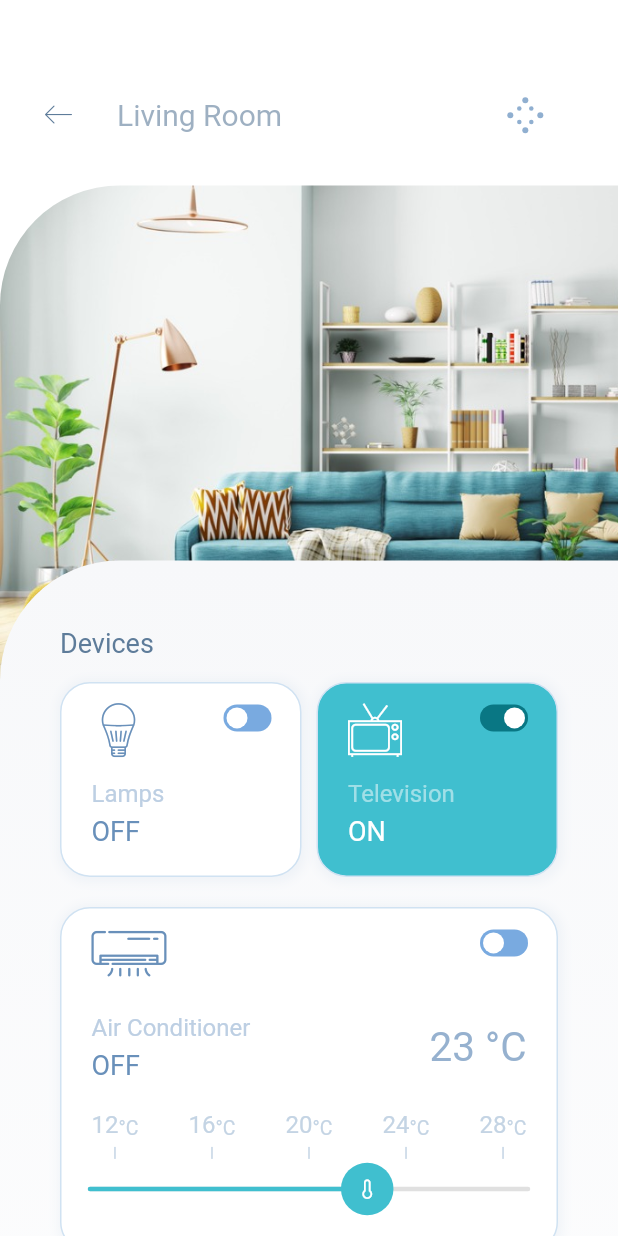
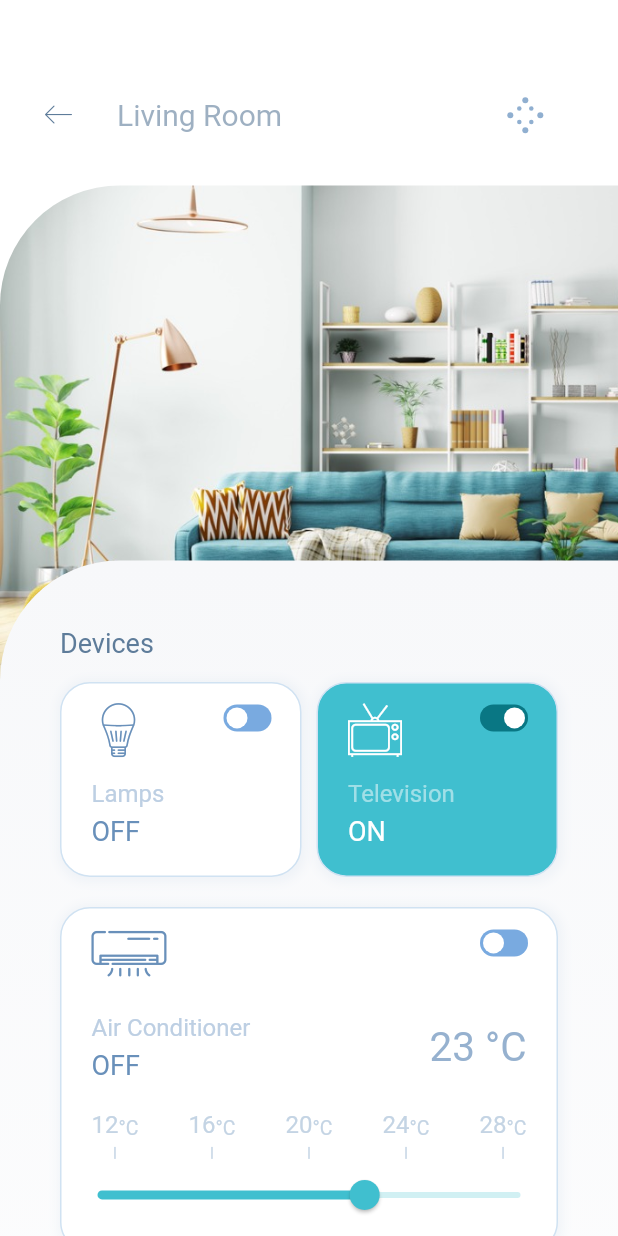
Before and after one commit to ViktorKirjanov/flutter-ui-smart-house, a Flutter app: the RoomDetails screen opened directly with sample values from the repository, on a phone screen of 412 x 824 dp. Run offline on Flutter 3.47's test engine with Material 2 defaults, Android fonts, the phone set to English and light mode, and no system bars; drawn by our look-alikes of flutter_xlider, syncfusion_flutter_sliders; our stand-ins replace bloc, equatable, flutter_bloc.

```diff
--- a/lib/core/models/room.dart
+++ b/lib/core/models/room.dart
@@ -1,4 +1,3 @@
-import 'package:flutter/foundation.dart';
 import 'package:flutter/widgets.dart';
 import 'package:smart_house/core/models/app_tab.dart';
 
--- a/lib/main.dart
+++ b/lib/main.dart
@@ -1,6 +1,4 @@
-import 'package:flutter/cupertino.dart';
 import 'package:flutter/material.dart';
-import 'package:bloc/bloc.dart';
 import 'package:flutter_bloc/flutter_bloc.dart';
 import 'package:smart_house/core/blocs/tabs/tabs_bloc.dart';
 import 'package:smart_house/core/blocs/simple_bloc_delegate.dart';
--- a/lib/pages/home/home_page.dart
+++ b/lib/pages/home/home_page.dart
@@ -1,4 +1,3 @@
-import 'package:flutter/cupertino.dart';
 import 'package:flutter/material.dart';
 import 'package:flutter_bloc/flutter_bloc.dart';
 
--- a/lib/pages/room_details/widgets/air_conditioner.dart
+++ b/lib/pages/room_details/widgets/air_conditioner.dart
@@ -1,8 +1,8 @@
 import 'package:flutter/material.dart';
-import 'package:flutter_xlider/flutter_xlider.dart';
 import 'package:smart_house/pages/room_details/widgets/reveal.dart';
 import 'package:smart_house/pages/widgets/custom_switch.dart';
 import 'package:smart_house/presentation/smart_house_icons.dart';
+import 'package:syncfusion_flutter_sliders/sliders.dart';
 
 class AirConditioner extends StatefulWidget {
   final String title;
@@ -51,7 +51,6 @@ class _AirConditionerState extends State<AirConditioner>
       ..addListener(() {
         setState(() {
           // The state that has changed here is the animation object’s value.
-          print("value:${_animation.value}");
         });
       });
   }
@@ -181,52 +180,28 @@ class _AirConditionerState extends State<AirConditioner>
             ),
             SizedBox(height: 20.0),
             _buildScale(),
-            Container(
-              height: 40.0,
-              child: FlutterSlider(
-                handler: FlutterSliderHandler(
-                  decoration: BoxDecoration(),
-                  child: Container(
-                    height: 20.0,
-                    width: 20.0,
-                    decoration: BoxDecoration(
-                      color: (isActive)
-                          ? Colors.white
-                          : Color.fromRGBO(64, 191, 207, 1),
-                      shape: BoxShape.circle,
-                    ),
-                    child: Icon(
-                      SmartHouse.thermometer,
-                      color: (!isActive)
-                          ? Colors.white
-                          : Color.fromRGBO(64, 191, 207, 1),
-                      size: 13,
-                    ),
-                  ),
-                ),
-                trackBar: FlutterSliderTrackBar(
-                  activeTrackBarHeight: 3.0,
-                  inactiveTrackBarHeight: 3.0,
-                  inactiveTrackBar: BoxDecoration(
-                    borderRadius: BorderRadius.circular(10.0),
-                    color: Colors.black12,
-                  ),
-                  activeTrackBar: BoxDecoration(
-                    color: (isActive)
-                        ? Colors.white
-                        : Color.fromRGBO(64, 191, 207, 1),
-                    borderRadius: BorderRadius.circular(10.0),
-                  ),
-                ),
-                tooltip: FlutterSliderTooltip(disabled: true),
-                values: [_value],
-                max: 30,
-                min: 11,
-                onDragging: (handlerIndex, lowerValue, upperValue) {
-                  _value = lowerValue;
-                  setState(() {});
-                },
+            SfSlider(
+              min: 11.0,
+              max: 30.0,
+              value: _value,
+              showTicks: false,
+              showLabels: false,
+              enableTooltip: false,
+              minorTicksPerInterval: 1,
+              activeColor:
+                  isActive ? Colors.white : Color.fromRGBO(64, 191, 207, 1),
+              thumbIcon: Icon(
+                SmartHouse.thermometer,
+                color: (!isActive)
+                    ? Colors.white
+                    : Color.fromRGBO(64, 191, 207, 1),
+                size: 12,
               ),
+              onChanged: (dynamic value) {
+                setState(() {
+                  _value = value;
+                });
+              },
             ),
           ],
         ),
--- a/lib/pages/room_details/widgets/onoff_advanced.dart
+++ b/lib/pages/room_details/widgets/onoff_advanced.dart
@@ -41,7 +41,6 @@ class _OnoffAdvancedState extends State<OnoffAdvanced>
       ..addListener(() {
         setState(() {
           // The state that has changed here is the animation object’s value.
-          print("value:${_animation.value}");
         });
       });
   }
--- a/pubspec.yaml
+++ b/pubspec.yaml
@@ -26,7 +26,7 @@ dependencies:
   flutter_bloc: ^4.0.0
   equatable: ^1.1.1
   provider: ^4.0.4
-  flutter_xlider: ^3.3.1
+  syncfusion_flutter_sliders: ^20.2.49
 
 dev_dependencies:
   flutter_test:
```
Also changed, not shown: pubspec.lock, 5 other files.
